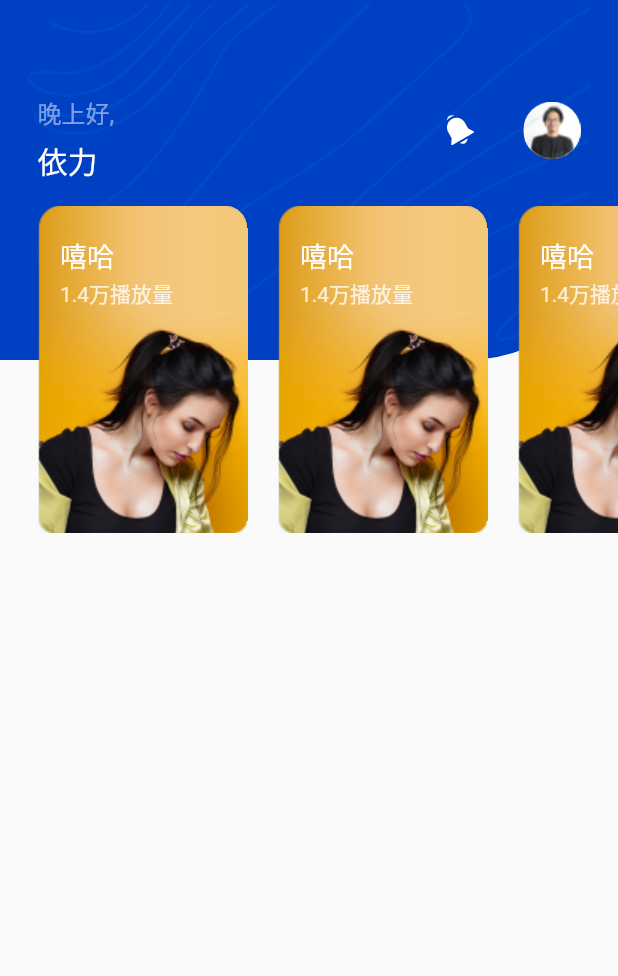
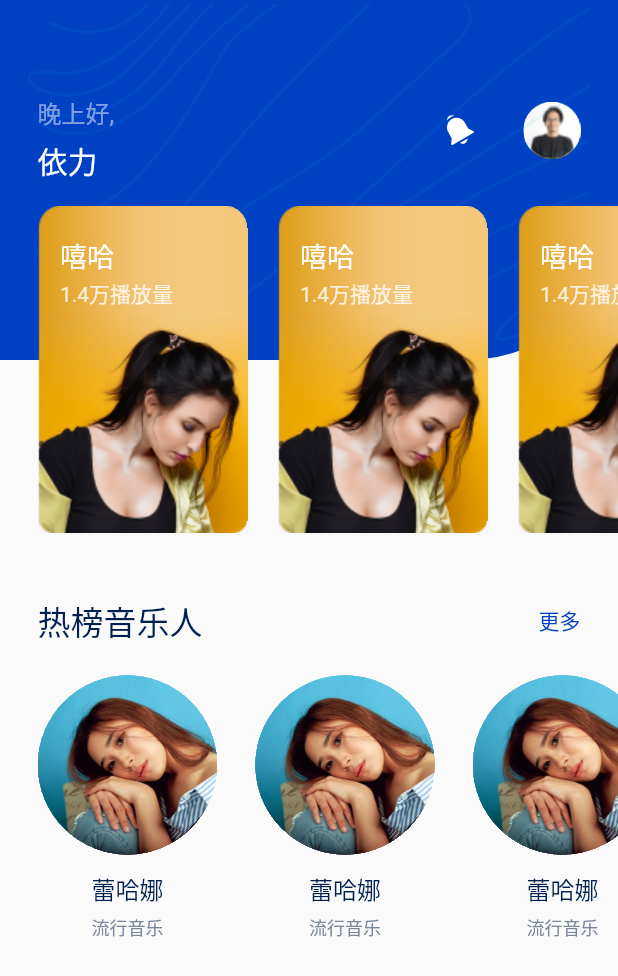
Before and after one commit to xiamingtx/yili-music-app, a Flutter app: the screen it shows after launch, on a phone screen of 412 x 824 dp. Shown: the top 976 px of the screen. Run offline on Flutter 3.47's test engine with Material 2 defaults, Android fonts, the phone set to English and light mode, and no system bars; our stand-ins replace flutter_svg.

Commit message:
feat: 推荐音乐人模块

```diff
--- a/lib/pages/home/home_page.dart
+++ b/lib/pages/home/home_page.dart
@@ -1,5 +1,6 @@
 import 'package:flutter/material.dart';
 import 'package:yili_music_app/pages/home/header.dart';
+import 'package:yili_music_app/pages/home/musician_banner.dart';
 
 class HomePage extends StatelessWidget {
   const HomePage({Key? key}) : super(key: key);
@@ -10,7 +11,11 @@ class HomePage extends StatelessWidget {
     return Scaffold(
         body: Column(
           children: const <Widget>[
-            Header()
+            Header(),
+            SizedBox(
+              height: 40,
+            ),
+            MusicianBanner(title: "热榜音乐人")
           ],
         )
     );
--- /dev/null
+++ b/lib/pages/home/musician_banner.dart
@@ -0,0 +1,61 @@
+import 'package:flutter/material.dart';
+import 'package:yili_music_app/pages/home/musician_card.dart';
+import 'package:yili_music_app/theme.dart';
+
+class MusicianBanner extends StatelessWidget {
+  const MusicianBanner({super.key, required this.title});
+
+  final String title;
+
+  @override
+  Widget build(BuildContext context) {
+    return Column(
+      children: <Widget>[
+        Container(
+          padding: const EdgeInsets.only(left: 25, right: 25),
+          margin: const EdgeInsets.only(bottom: 20),
+          child: Row(
+            children: <Widget>[
+              Text(title,
+                  style:
+                      const TextStyle(fontSize: 22, color: Color(0xFF002150))),
+              const Spacer(),
+              const Text(
+                "更多",
+                style: TextStyle(fontSize: 14, color: primary),
+              )
+            ],
+          ),
+        ),
+        SingleChildScrollView(
+          scrollDirection: Axis.horizontal,
+          padding: const EdgeInsets.only(left: 25),
+          child: Row(
+            children: const <Widget>[
+              MusicianCard(
+                  name: "蕾哈娜",
+                  photo: "assets/images/musician-photo.png",
+                  category: "流行音乐"),
+              MusicianCard(
+                  name: "蕾哈娜",
+                  photo: "assets/images/musician-photo.png",
+                  category: "流行音乐"),
+              MusicianCard(
+                  name: "蕾哈娜",
+                  photo: "assets/images/musician-photo.png",
+                  category: "流行音乐"),
+              MusicianCard(
+                  name: "蕾哈娜",
+                  photo: "assets/images/musician-photo.png",
+                  category: "流行音乐"),
+              MusicianCard(
+                  name: "蕾哈娜",
+                  photo: "assets/images/musician-photo.png",
+                  category: "流行音乐")
+            ],
+          ),
+        )
+      ],
+    );
+  }
+}
--- /dev/null
+++ b/lib/pages/home/musician_card.dart
@@ -0,0 +1,50 @@
+import 'package:flutter/material.dart';
+
+class MusicianCard extends StatelessWidget {
+  const MusicianCard(
+      {super.key,
+      required this.name,
+      required this.photo,
+      required this.category});
+
+  final String name, photo, category;
+
+  @override
+  Widget build(BuildContext context) {
+    return Container(
+      margin: const EdgeInsets.only(right: 25),
+      child: Column(
+        crossAxisAlignment: CrossAxisAlignment.center,
+        children: <Widget>[
+          Container(
+            width: 120,
+            height: 120,
+            clipBehavior: Clip.hardEdge,
+              margin: const EdgeInsets.only(bottom: 10),
+            decoration: const BoxDecoration(
+              borderRadius: BorderRadius.all(Radius.circular(120))
+            ),
+            child: Image.asset(photo)
+          ),
+          Text(
+            name,
+            style: const TextStyle(
+              fontSize: 16,
+              color: Color(0xFF002150)
+            )
+          ),
+          const SizedBox(
+            height: 5,
+          ),
+          Text(
+            category,
+            style: const TextStyle(
+              color: Color(0XFF7A869A),
+              fontSize: 12
+            )
+          )
+        ],
+      ),
+    );
+  }
+}
```
Also changed, not shown: assets/images/musician-photo.png (added).
